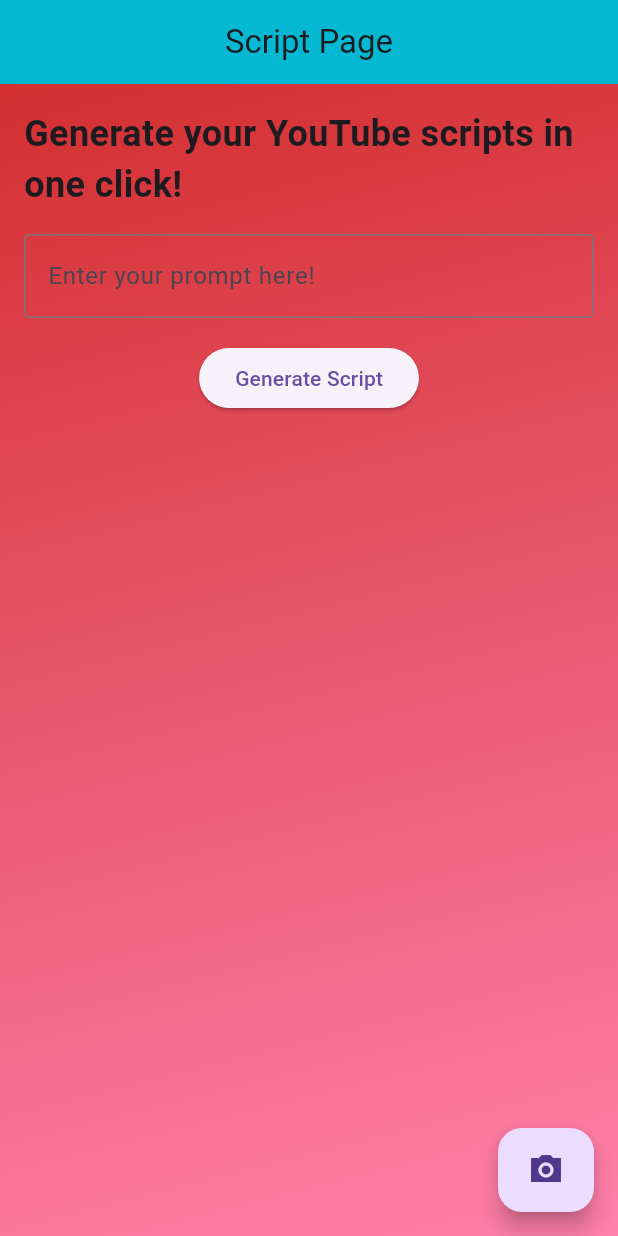
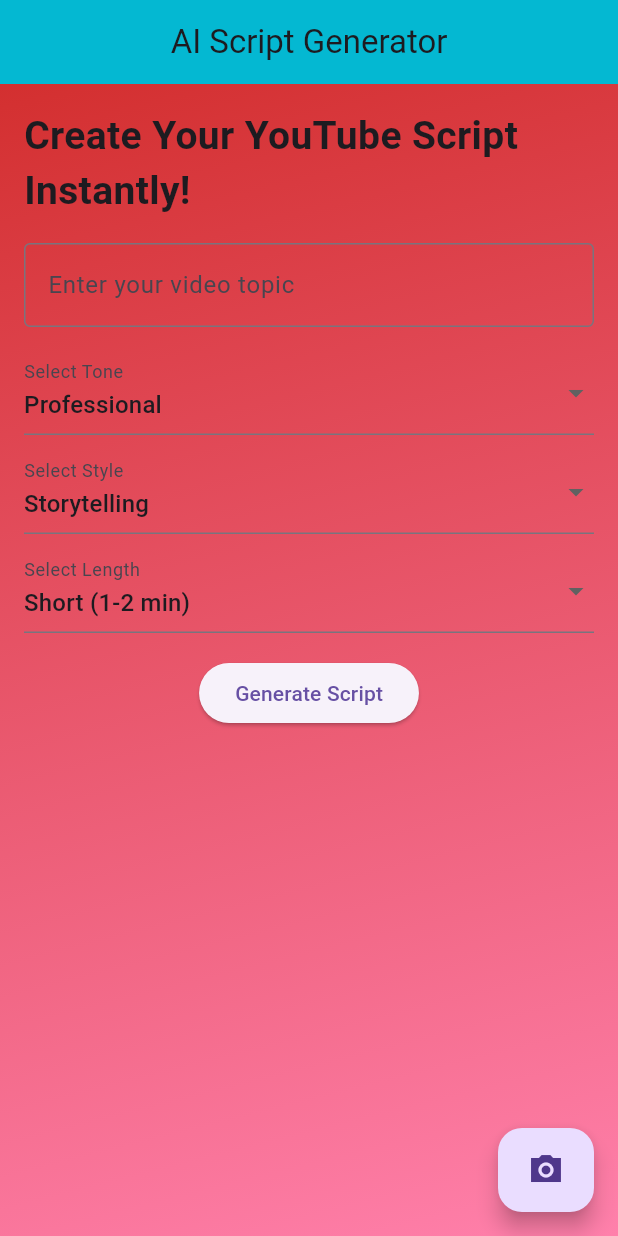
Before and after one commit to m-ahsan-bilal/Tube-Scriptor-AI, a Flutter app: the ScriptorPage screen opened by its route, on a phone screen of 412 x 824 dp. Run offline on Flutter 3.47's test engine with Material 3 defaults, Android fonts, the light colour scheme and no system bars; drawn by our look-alikes of animated_text_kit, scrollable_positioned_list; our stand-ins replace assets_audio_player, camera, gallery_saver, go_router, google_generative_ai.

Commit message:
enhance the ux

```diff
--- a/lib/screens/scriptor.dart
+++ b/lib/screens/scriptor.dart
@@ -1,7 +1,9 @@
 import 'package:animated_text_kit/animated_text_kit.dart';
 import 'package:flutter/material.dart';
 import 'package:go_router/go_router.dart';
+import 'package:scrollable_positioned_list/scrollable_positioned_list.dart';
 import 'package:tube_scriptor_ai/models/api_service.dart';
+
 import '../utils/app resources/app_resources.dart';
 
 class ScriptorPage extends StatefulWidget {
@@ -13,19 +15,51 @@
 
 class _ScriptorPageState extends State<ScriptorPage> {
   final scriptController = TextEditingController();
-  final ScriptGeneratorService _scriptService =
-      ScriptGeneratorService(); // Initialize API service
+  final ScriptGeneratorService _scriptService = ScriptGeneratorService();
 
   String? generatedScript;
   bool isLoading = false;
 
-  /// Fetch script using the new service class
+  final ItemScrollController _scrollController = ItemScrollController();
+
+  // Dropdown selections
+  String selectedTone = "Professional";
+  String selectedStyle = "Storytelling";
+  String selectedLength = "Short (1-2 min)";
+
+  // Dropdown options
+  final List<String> toneOptions = [
+    "Professional",
+    "Casual",
+    "Exciting",
+    "Inspirational"
+  ];
+  final List<String> styleOptions = [
+    "Storytelling",
+    "Educational",
+    "Persuasive",
+    "Conversational"
+  ];
+  final List<String> lengthOptions = [
+    "Short (1-2 min)",
+    "Medium (3-5 min)",
+    "Long (6+ min)"
+  ];
+
+  /// Generate a full prompt based on user selections
+  String buildPrompt() {
+    String topic = scriptController.text.trim();
+    return "Generate a ${selectedTone.toLowerCase()} YouTube script in a ${selectedStyle.toLowerCase()} style "
+        "for a video about '$topic'. Keep the length ${selectedLength.toLowerCase()}.";
+  }
+
+  /// Fetch script using the service class
   Future<void> generateScript() async {
-    final userInput = scriptController.text.trim();
+    final String userPrompt = buildPrompt();
 
-    if (userInput.isEmpty) {
+    if (userPrompt.isEmpty) {
       ScaffoldMessenger.of(context).showSnackBar(
-        const SnackBar(content: Text("Please enter a prompt!")),
+        const SnackBar(content: Text("Please enter a topic!")),
       );
       return;
     }
@@ -35,12 +69,21 @@
       generatedScript = null;
     });
 
-    // Call API using the new class
-    String? response = await _scriptService.generateScript(userInput);
+    // Call API using the service class
+    String? response = await _scriptService.generateScript(userPrompt);
 
     setState(() {
       generatedScript = response;
       isLoading = false;
+    });
+
+    // Auto-scroll to response
+    Future.delayed(Duration(milliseconds: 500), () {
+      _scrollController.scrollTo(
+        index: 5,
+        duration: Duration(seconds: 1),
+        curve: Curves.easeInOut,
+      );
     });
   }
 
@@ -52,52 +95,110 @@
         backgroundColor: Colors.transparent,
         appBar: AppBar(
           centerTitle: true,
-          title: const Text("Script Page"),
+          title: const Text("AI Script Generator"),
           backgroundColor: Colors.cyan,
           elevation: 0.7,
         ),
         floatingActionButton: FloatingActionButton.extended(
           onPressed: () => context.go("/cam"),
-            label: const Icon(Icons.camera_alt_sharp)),
+          label: const Icon(Icons.camera_alt_sharp),
+        ),
         body: Padding(
           padding: const EdgeInsets.all(16.0),
-          child: Column(
+          child: ScrollablePositionedList.builder(
+            itemCount: 6,
+            itemScrollController: _scrollController,
+            itemBuilder: (context, index) {
+              if (index == 0) {
+                return Column(
                   crossAxisAlignment: CrossAxisAlignment.start,
                   children: [
+                    // Animated Title
                     AnimatedTextKit(
                       animatedTexts: [
                         TyperAnimatedText(
-                    "Generate your YouTube scripts in one click!",
+                          "Create Your YouTube Script Instantly!",
                           textStyle: const TextStyle(
-                      fontSize: 24,
+                            fontSize: 26,
                             fontWeight: FontWeight.bold,
                           ),
-                    speed: const Duration(milliseconds: 100),
+                          speed: const Duration(milliseconds: 80),
                           curve: Curves.fastOutSlowIn,
                         ),
                       ],
                       totalRepeatCount: 1,
                     ),
                     const SizedBox(height: 16),
+
+                    // Input Fields
                     TextFormField(
                       controller: scriptController,
                       decoration: const InputDecoration(
-                  hintText: 'Enter your prompt here!',
+                        labelText: 'Enter your video topic',
                         border: OutlineInputBorder(),
                       ),
                     ),
                     const SizedBox(height: 16),
+
+                    // Dropdowns
+                    DropdownButtonFormField<String>(
+                      value: selectedTone,
+                      decoration:
+                          const InputDecoration(labelText: "Select Tone"),
+                      items: toneOptions.map((tone) {
+                        return DropdownMenuItem(value: tone, child: Text(tone));
+                      }).toList(),
+                      onChanged: (value) {
+                        setState(() => selectedTone = value!);
+                      },
+                    ),
+                    const SizedBox(height: 10),
+
+                    DropdownButtonFormField<String>(
+                      value: selectedStyle,
+                      decoration:
+                          const InputDecoration(labelText: "Select Style"),
+                      items: styleOptions.map((style) {
+                        return DropdownMenuItem(
+                            value: style, child: Text(style));
+                      }).toList(),
+                      onChanged: (value) {
+                        setState(() => selectedStyle = value!);
+                      },
+                    ),
+                    const SizedBox(height: 10),
+
+                    DropdownButtonFormField<String>(
+                      value: selectedLength,
+                      decoration:
+                          const InputDecoration(labelText: "Select Length"),
+                      items: lengthOptions.map((length) {
+                        return DropdownMenuItem(
+                            value: length, child: Text(length));
+                      }).toList(),
+                      onChanged: (value) {
+                        setState(() => selectedLength = value!);
+                      },
+                    ),
+                    const SizedBox(height: 16),
+
+                    // Generate Button
                     Center(
                       child: ElevatedButton(
                         onPressed: isLoading ? null : generateScript,
                         child: isLoading
-                      ? const CircularProgressIndicator(color: Colors.white)
+                            ? const CircularProgressIndicator(
+                                color: Colors.white)
                             : const Text("Generate Script"),
                       ),
                     ),
                     const SizedBox(height: 16),
-              if (generatedScript != null) ...[
-                const Divider(),
+                  ],
+                );
+              } else if (index == 5 && generatedScript != null) {
+                return Column(
+                  crossAxisAlignment: CrossAxisAlignment.start,
+                  children: [
                     const Text(
                       "Generated Script:",
                       style: TextStyle(
@@ -106,16 +207,22 @@
                       ),
                     ),
                     const SizedBox(height: 8),
-                Expanded(
-                  child: SingleChildScrollView(
-                    child: Text(
+                    AnimatedTextKit(
+                      animatedTexts: [
+                        TypewriterAnimatedText(
                           generatedScript!,
-                      style: const TextStyle(fontSize: 16),
-                    ),
-                  ),
+                          textStyle: const TextStyle(fontSize: 16),
+                          speed: const Duration(milliseconds: 30),
                         ),
                       ],
+                      repeatForever: false,
+                      totalRepeatCount: 1,
+                    ),
                   ],
+                );
+              }
+              return SizedBox.shrink();
+            },
           ),
         ),
       ),
--- a/pubspec.yaml
+++ b/pubspec.yaml
@@ -50,6 +50,7 @@
   syncfusion_flutter_sliders: ^28.2.3
   image_picker: ^1.1.2
   image: ^4.5.2
+  scrollable_positioned_list: ^0.3.8
 
 
 
```
Also changed, not shown: pubspec.lock. Lines whose indentation alone changed are shown as unchanged.
